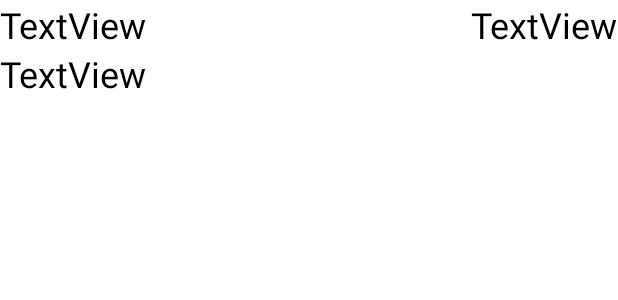
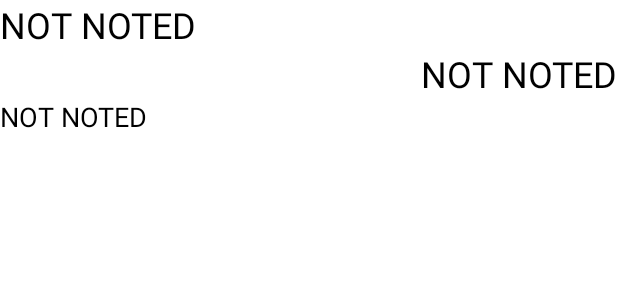
Before and after one commit to MCYJ/news_app, an Android app: the layout item.xml on its own in the app's theme, with its tools: preview values and no code run, on a phone screen of 412 x 824 dp. Shown: the top 300 px of the screen. Run offline under Robolectric (Android 15) with nearby library versions, the phone set to English and light mode, and no system bars.

```diff
--- a/app/src/main/java/com/news_app/news_app/NewsDto.kt
+++ b/app/src/main/java/com/news_app/news_app/NewsDto.kt
@@ -1,6 +1,7 @@
 package com.news_app.news_app
 
 data class NewsDto(
-    val sources: ArrayList<Source>,
-    val status: String
+    val articles: List<Article>,
+    val status: String,
+    val totalResults: Int
 )
--- a/app/src/main/java/com/news_app/news_app/NewsService.kt
+++ b/app/src/main/java/com/news_app/news_app/NewsService.kt
@@ -5,8 +5,9 @@ import retrofit2.http.GET
 import retrofit2.http.Query
 
 interface NewsService {
-    @GET("v2/top-headlines/sources")
+    @GET("v2/top-headlines")
     fun getNews(
-        @Query("apiKey") API_KEY: String
+        @Query("apiKey") API_KEY: String,
+        @Query("country") COUNTRY: String
     ): Call<NewsDto>
 }
--- /dev/null
+++ b/app/src/main/res/layout/bottom_navigation_bar_test.xml
@@ -0,0 +1,6 @@
+<?xml version="1.0" encoding="utf-8"?>
+<androidx.constraintlayout.widget.ConstraintLayout xmlns:android="http://schemas.android.com/apk/res/android"
+    android:layout_width="match_parent"
+    android:layout_height="match_parent">
+
+</androidx.constraintlayout.widget.ConstraintLayout>
--- a/app/src/main/res/layout/item.xml
+++ b/app/src/main/res/layout/item.xml
@@ -5,37 +5,38 @@
     android:layout_height="wrap_content"
     android:orientation="vertical">
 
-    <androidx.constraintlayout.widget.ConstraintLayout
+    <LinearLayout
         android:layout_width="match_parent"
         android:layout_height="wrap_content"
-        android:orientation="horizontal">
+        android:orientation="vertical">
 
         <TextView
             android:id="@+id/category"
-            android:layout_width="0dp"
+            android:layout_width="wrap_content"
             android:layout_height="wrap_content"
-            android:text="TextView"
+            android:text="@string/not_noted"
             android:textColor="@color/black"
             android:textSize="24sp"
             app:layout_constraintLeft_toLeftOf="parent"
             app:layout_constraintTop_toTopOf="parent" />
 
         <TextView
+            android:layout_gravity="right"
             android:id="@+id/country"
-            android:layout_width="0dp"
+            android:layout_width="wrap_content"
             android:layout_height="wrap_content"
-            android:text="TextView"
+            android:text="@string/not_noted"
             android:textColor="@color/black"
             android:textSize="24sp"
             app:layout_constraintRight_toRightOf="parent"
-            app:layout_constraintTop_toTopOf="parent" />
-    </androidx.constraintlayout.widget.ConstraintLayout>
+            app:layout_constraintBottom_toBottomOf="parent"/>
+    </LinearLayout>
 
     <TextView
         android:id="@+id/description"
         android:layout_width="match_parent"
         android:layout_height="wrap_content"
-        android:text="TextView"
+        android:text="@string/not_noted"
         android:textColor="@color/black"
-        android:textSize="24sp" />
+        android:textSize="18sp" />
 </LinearLayout>
--- a/app/src/main/res/values-night/themes.xml
+++ b/app/src/main/res/values-night/themes.xml
@@ -1,6 +1,6 @@
 <resources xmlns:tools="http://schemas.android.com/tools">
     <!-- Base application theme. -->
-    <style name="Theme.News_app" parent="Theme.MaterialComponents.DayNight.DarkActionBar">
+    <style name="Theme.News_app" parent="Theme.MaterialComponents.DayNight.NoActionBar">
         <!-- Primary brand color. -->
         <item name="colorPrimary">@color/purple_200</item>
         <item name="colorPrimaryVariant">@color/purple_700</item>
--- a/app/src/main/res/values/strings.xml
+++ b/app/src/main/res/values/strings.xml
@@ -2,4 +2,6 @@
     <string name="app_name">news_app</string>
     <!-- TODO: Remove or change this placeholder text -->
     <string name="hello_blank_fragment">Hello blank fragment</string>
+    <string name="not_noted">NOT NOTED</string>
+    <string name="line_break">\n</string>
 </resources>
--- a/app/src/main/res/values/themes.xml
+++ b/app/src/main/res/values/themes.xml
@@ -1,6 +1,6 @@
 <resources xmlns:tools="http://schemas.android.com/tools">
     <!-- Base application theme. -->
-    <style name="Theme.News_app" parent="Theme.MaterialComponents.DayNight.DarkActionBar">
+    <style name="Theme.News_app" parent="Theme.MaterialComponents.DayNight.NoActionBar">
         <!-- Primary brand color. -->
         <item name="colorPrimary">@color/purple_500</item>
         <item name="colorPrimaryVariant">@color/purple_700</item>
```
Also changed, not shown: app/build.gradle (+9 -1 lines), app/src/main/AndroidManifest.xml (+12 -3 lines), app/src/main/java/com/news_app/news_app/Article.kt (added, +12 -0 lines), app/src/main/java/com/news_app/news_app/FragmentA.kt (deleted, +0 -60 lines), app/src/main/java/com/news_app/news_app/FragmentB.kt (deleted, +0 -17 lines), app/src/main/java/com/news_app/news_app/LoginActivity.kt (added, +19 -0 lines), app/src/main/java/com/news_app/news_app/MainActivity.kt (+18 -16 lines), app/src/main/java/com/news_app/news_app/Source.kt (+1 -6 lines), app/src/main/res/layout/activity_login.xml (added, +15 -0 lines), app/src/main/res/layout/fragment_a.xml (deleted, +0 -18 lines), app/src/main/res/layout/fragment_b.xml (deleted, +0 -16 lines).
